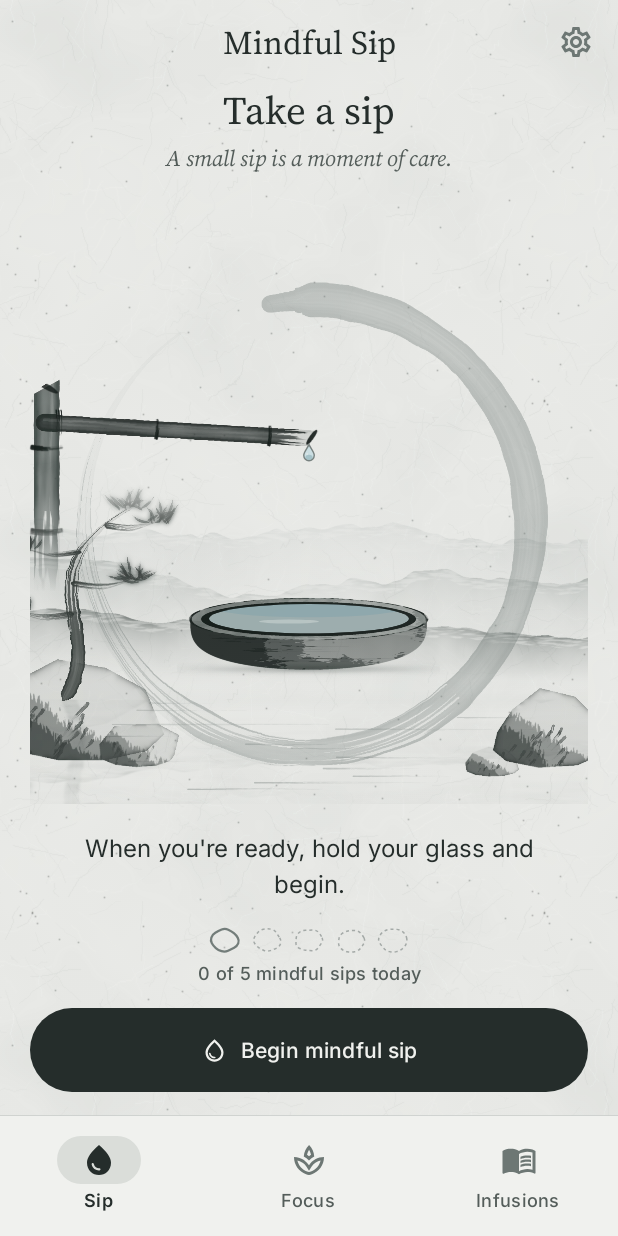
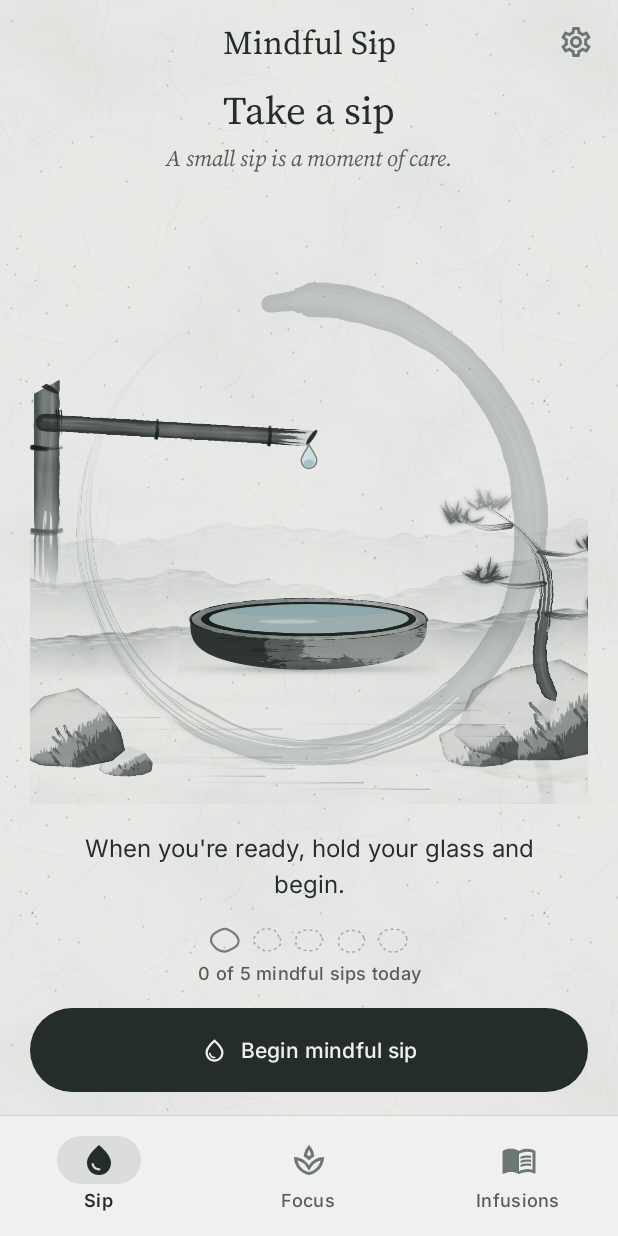
Before and after one commit to Rajeswer/neer-zen-reminder, an Android app built with Jetpack Compose: the screen it shows after launch (MainActivity), on a phone screen of 412 x 824 dp. Run offline under Robolectric (Android 15) with nearby library versions, the phone set to English and light mode, and no system bars.

Commit message:
Sip: keep the control slot fixed, larger droplet, Back on Well done
- The nav bar fades during a session but keeps its space (and ignores touches
  and screen readers), so Cancel sits exactly where Begin was
- Back on the completion screen returns to Ready instead of leaving the app
- Frame-step cap raised to 250 ms: leaving the app now pauses explicitly, and
  slow devices keep the countdown in step with real time
- Larger droplet and meniscus; landscape mirrored so the pine stands opposite
  the spout post

Co-Authored-By: Claude Opus 5.5 <noreply@anthropic.com>
Claude-Session: https://claude.ai/code/session_017LUigCEJHomL6vPdLPn2u9

```diff
--- a/app/src/main/java/com/zen/neer/MainActivity.kt
+++ b/app/src/main/java/com/zen/neer/MainActivity.kt
@@ -8,6 +8,7 @@ import androidx.activity.compose.setContent
 import androidx.activity.enableEdgeToEdge
 import androidx.compose.animation.AnimatedContent
 import androidx.compose.animation.AnimatedVisibility
+import androidx.compose.animation.core.animateFloatAsState
 import androidx.compose.animation.core.tween
 import androidx.compose.animation.expandVertically
 import androidx.compose.animation.fadeIn
@@ -57,6 +58,9 @@ import androidx.compose.runtime.setValue
 import androidx.compose.ui.Alignment
 import androidx.compose.ui.Modifier
 import androidx.compose.ui.draw.drawBehind
+import androidx.compose.ui.graphics.graphicsLayer
+import androidx.compose.ui.input.pointer.pointerInput
+import androidx.compose.ui.semantics.clearAndSetSemantics
 import androidx.compose.ui.geometry.Offset
 import androidx.compose.ui.graphics.Color
 import androidx.compose.ui.graphics.vector.ImageVector
@@ -213,6 +217,7 @@ private fun NeerApp(store: NeerStore) {
     BackHandler(enabled = tab != TAB_SIP && !showSettings && !steep.active) { tab = TAB_SIP }
     // During a session Back ends it (nothing is recorded); once the sip is recorded it waits.
     BackHandler(enabled = sip.isActive && !showSettings) { sip.cancel() }
+    BackHandler(enabled = sip.phase == SipPhase.Completed && !showSettings) { sip.acknowledge() }
 
     val lastSteep = remember { IntArray(1) }
     if (steep.active) lastSteep[0] = steep.index
@@ -221,13 +226,26 @@ private fun NeerApp(store: NeerStore) {
         Scaffold(
             containerColor = Color.Transparent,
             bottomBar = {
-                // Hidden during a sip session: one focal point, no way to wander off mid-breath.
-                AnimatedVisibility(
-                    visible = !sip.isActive,
-                    enter = if (reduced) fadeIn(tween(Motion.reducedMs)) else expandVertically(Motion.gentle(), expandFrom = Alignment.Top) + fadeIn(Motion.gentle()),
-                    exit = if (reduced) fadeOut(tween(Motion.reducedMs)) else shrinkVertically(Motion.gentle(), shrinkTowards = Alignment.Top) + fadeOut(tween(Motion.exitMs, easing = Motion.depart))
+                // Fades away during a sip session (one focal point, no wandering off mid-breath)
+                // but keeps its space, so the Cancel slot stays exactly where Begin was.
+                val navAlpha by animateFloatAsState(
+                    targetValue = if (sip.isActive) 0f else 1f,
+                    animationSpec = if (reduced) tween(Motion.reducedMs) else Motion.gentle(),
+                    label = "nav"
+                )
+                Box(
+                    Modifier
+                        .graphicsLayer { alpha = navAlpha }
+                        .then(if (sip.isActive) Modifier.clearAndSetSemantics { } else Modifier)
                 ) {
                     ZenBottomNavigation(selected = tab, onSelect = { tab = it })
+                    if (sip.isActive) {
+                        Box(
+                            Modifier
+                                .matchParentSize()
+                                .pointerInput(Unit) { awaitPointerEventScope { while (true) awaitPointerEvent().changes.forEach { it.consume() } } }
+                        )
+                    }
                 }
             }
         ) { padding ->
--- a/app/src/main/java/com/zen/neer/feature/mindfulsip/SipChoreography.kt
+++ b/app/src/main/java/com/zen/neer/feature/mindfulsip/SipChoreography.kt
@@ -69,7 +69,7 @@ internal class SipChoreography(private val timing: SipTiming) {
     }
 
     companion object {
-        const val MENISCUS = 0.38f
+        const val MENISCUS = 0.45f
 
         /** Sine in-out on 0..1, matching [Motion.breath]. */
         fun breathe(t: Float): Float = (0.5 - 0.5 * kotlin.math.cos(Math.PI * t.coerceIn(0f, 1f))).toFloat()
--- a/app/src/main/java/com/zen/neer/feature/mindfulsip/SipScreen.kt
+++ b/app/src/main/java/com/zen/neer/feature/mindfulsip/SipScreen.kt
@@ -172,12 +172,15 @@ private fun Ritual(controller: SipSessionController, sipsToday: Int, dailyGoal:
                         }
                     }
             ) {
-                IllustrationLandscape(
+                // Mirrored so the pine stands opposite the spout post.
+                InkArtwork(
+                    R.drawable.illustration_landscape_sumi,
                     Modifier
                         .align(Alignment.BottomCenter)
                         .fillMaxWidth()
                         .height(side * 0.62f),
-                    alpha = 0.85f
+                    alpha = 0.85f,
+                    mirrored = true
                 )
                 FountainEnso(controller, reduced, Modifier.fillMaxSize())
             }
@@ -396,7 +399,7 @@ private fun FountainEnso(controller: SipSessionController, reduced: Boolean, mod
         drawBambooSpout(spout, drip, dim * 0.64f)
 
         // 5. Impact, then the droplet.
-        val d = dim * 0.040f
+        val d = dim * 0.050f
         if (!reduced && ripple != null && ripple < IMPACT_FRACTION) {
             drawImpact(water, d * 1.6f, ripple / IMPACT_FRACTION)
         }
--- a/app/src/main/java/com/zen/neer/feature/mindfulsip/SipSessionController.kt
+++ b/app/src/main/java/com/zen/neer/feature/mindfulsip/SipSessionController.kt
@@ -63,8 +63,7 @@ internal class SipSessionController(timing: SipTiming = SipTiming()) {
 
 /**
  * Drives the session from display frames while it is running. Keyed on running state, so
- * recomposition never starts a second loop. Frames stop when the app is in the background;
- * each step is also capped, so a stalled frame can't jump the ritual forward.
+ * recomposition never starts a second loop.
  */
 @Composable
 internal fun RunSipSession(controller: SipSessionController, onEvent: (SipEvent) -> Unit) {
@@ -82,4 +81,8 @@ internal fun RunSipSession(controller: SipSessionController, onEvent: (SipEvent)
     }
 }
 
-private const val MAX_FRAME_STEP_MS = 64L
+/**
+ * Leaving the app pauses the session explicitly (ON_STOP), so this cap only guards against
+ * a long stall. It is generous so slow devices keep the countdown in step with real time.
+ */
+private const val MAX_FRAME_STEP_MS = 250L
```
